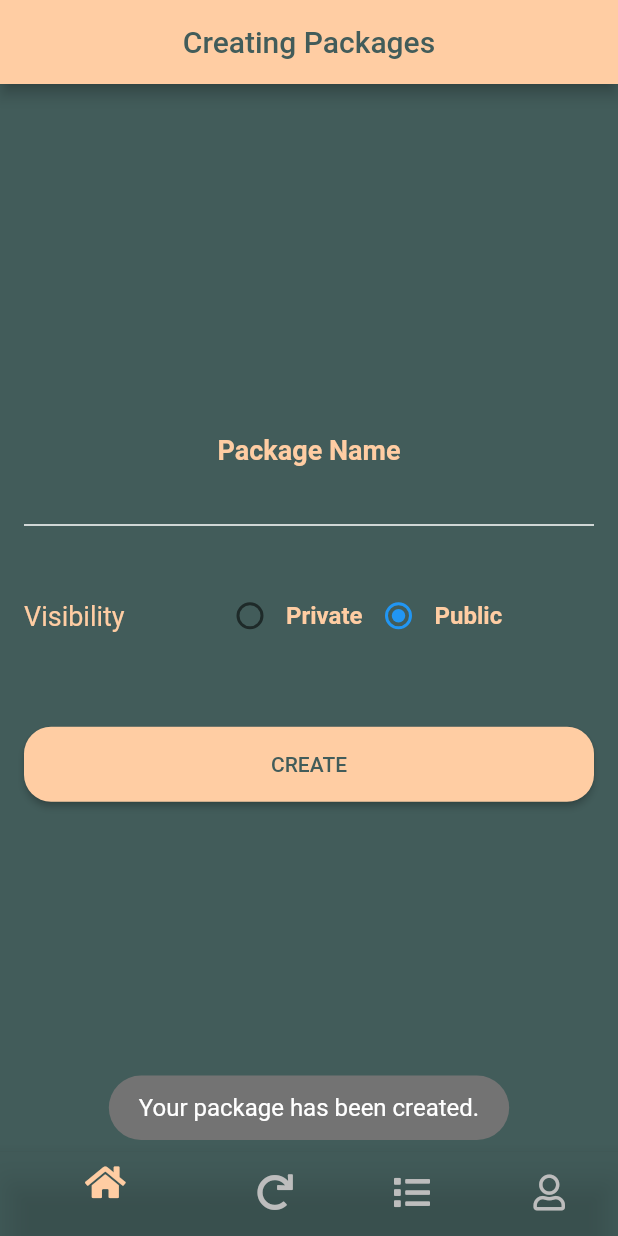
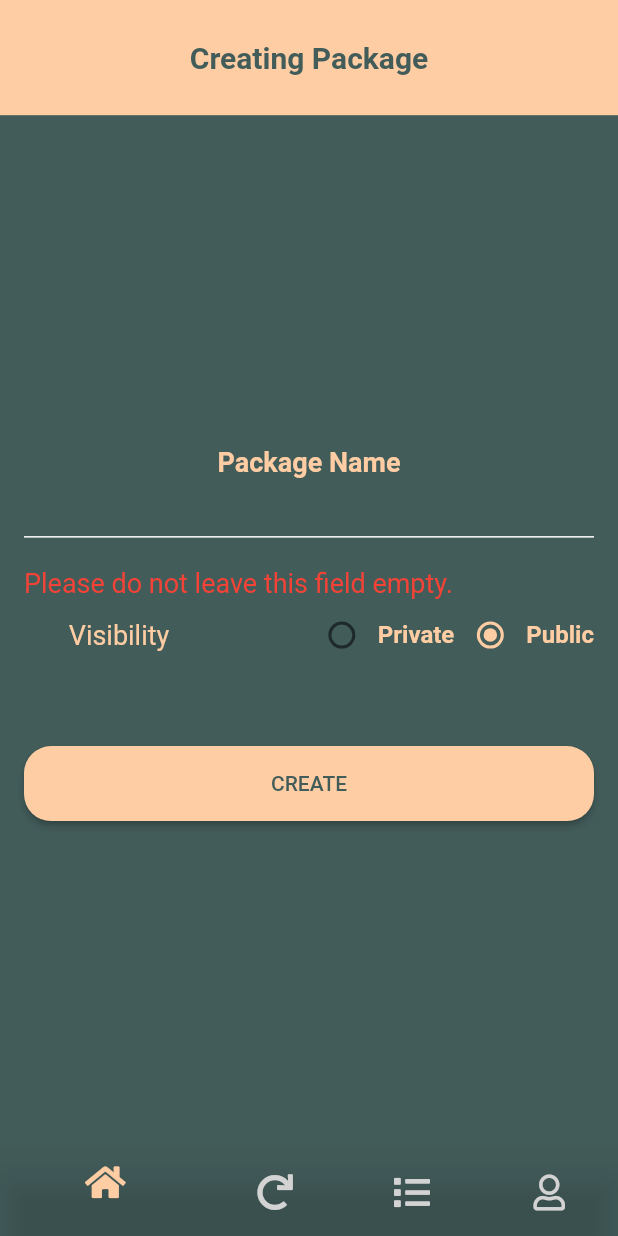
Before and after one commit to YasarKabacali/wordandmemory, a Flutter app: the BottomNavigationPage screen opened directly, after a tap on "CREATE", on a phone screen of 412 x 824 dp. Run offline on Flutter 3.47's test engine with Material 2 defaults, Android fonts, the phone set to English and light mode, and no system bars; our stand-ins replace fluttertoast, font_awesome_flutter, percent_indicator, rflutter_alert.

Commit message:
Add Package ve Main Page(bottom navigation page) tamamlandi

```diff
--- /dev/null
+++ b/lib/components/customAppBar.dart
@@ -0,0 +1,19 @@
+import 'package:flutter/material.dart';
+import 'package:word_and_memory/utils/constants.dart';
+
+class CustomAppBar extends StatelessWidget {
+  final String title;
+  CustomAppBar({this.title});
+  @override
+  Widget build(BuildContext context) {
+    return Container(
+      color: kPrimaryColor,
+      child: Center(
+        child: Text(
+          title,
+          style: kAppBarTextStyle,
+        ),
+      ),
+    );
+  }
+}
--- a/lib/components/listCard.dart
+++ b/lib/components/listCard.dart
@@ -3,9 +3,7 @@ import 'package:word_and_memory/utils/constants.dart';
 import 'package:word_and_memory/models/word.dart';
 import 'package:percent_indicator/circular_percent_indicator.dart';
 
-//navigation bar her sayfada olsun.
-//arama butonu
-//filtrele butonu navbarın sağına,
+
 class ListCard extends StatefulWidget {
   final Word word;
 
--- a/lib/main.dart
+++ b/lib/main.dart
@@ -1,5 +1,5 @@
 import 'package:flutter/material.dart';
-import 'package:word_and_memory/screens/main_navigation_bottom_page.dart';
+import 'package:word_and_memory/screens/login_page.dart';
 import 'package:word_and_memory/utils/constants.dart';
 
 void main() => runApp(MyApp());
@@ -14,7 +14,7 @@ class MyApp extends StatelessWidget {
         primaryColor: kPrimaryColor,
         scaffoldBackgroundColor: kScaffoldBackgroundColor,
       ),
-      home: BottomNavigationPage(),
+      home: LoginPage(),
     );
   }
 }
--- a/lib/screens/add_quiz_package_page.dart
+++ b/lib/screens/add_quiz_package_page.dart
@@ -1,8 +1,8 @@
 import 'package:flutter/material.dart';
 import 'package:fluttertoast/fluttertoast.dart';
 import 'package:word_and_memory/components/LrButton.dart';
+import 'package:word_and_memory/components/customAppBar.dart';
 import 'package:word_and_memory/components/customTextField.dart';
-import 'package:word_and_memory/screens/list_package_page.dart';
 import 'package:word_and_memory/utils/constants.dart';
 
 enum Privacy { private, public }
@@ -14,27 +14,39 @@ class QuizPackagePage extends StatefulWidget {
 
 class _QuizPackagePageState extends State<QuizPackagePage> {
   Privacy privacy = Privacy.public;
+  String emptyMessage = "";
+  final myController = TextEditingController();
+  @override
+  void initState() {
+    super.initState();
+    myController.addListener(resetEmptyMessage);
+  }
 
-  final myController = TextEditingController();
   @override
   void dispose() {
     myController.dispose();
     super.dispose();
   }
 
-  String emptyMessage = "";
-  //TODO bos mesaj girilmemesi icin kontrol yap kankam
+  void resetEmptyMessage() {
+    setState(() {
+      emptyMessage = "";
+    });
+  }
+
   @override
   Widget build(BuildContext context) {
-    return Scaffold(
-      appBar: AppBar(
-        centerTitle: true,
-        title: Text(
-          "Creating Packages",
-          style: TextStyle(color: kScaffoldBackgroundColor),
+    return Column(
+      crossAxisAlignment: CrossAxisAlignment.stretch,
+      children: <Widget>[
+        Expanded(
+          flex: 1,
+          child: CustomAppBar(
+            title: "Creating Package",
           ),
         ),
-      body: SafeArea(
+        Expanded(
+          flex: 9,
           child: Padding(
             padding: const EdgeInsets.symmetric(horizontal: 16.0),
             child: Column(
@@ -52,7 +64,7 @@ class _QuizPackagePageState extends State<QuizPackagePage> {
                 ),
                 kSizedBoxTwenty,
                 Text(emptyMessage,
-                  style: TextStyle(fontSize: 14.0, color: Colors.red)),
+                    style: TextStyle(fontSize: 18.0, color: Colors.red)),
                 Row(
                   children: <Widget>[
                     Expanded(
@@ -60,40 +72,24 @@ class _QuizPackagePageState extends State<QuizPackagePage> {
                       child: Text(
                         "Visibility",
                         style: kPackagePageVisibilityTextStyle,
+                        textAlign: TextAlign.center,
                       ),
                     ),
                     Expanded(
                       flex: 2,
                       child: Row(
+                        mainAxisAlignment: MainAxisAlignment.end,
                         children: <Widget>[
-                        Radio(
-                          focusColor: kPrimaryColor,
-                          value: Privacy.private,
-                          groupValue: privacy,
-                          onChanged: (Privacy value) {
+                          buildRadio(privacy, (Privacy value) {
                             setState(() {
                               privacy = value;
                             });
-                          },
-                        ),
-                        Text(
-                          "Private",
-                          style: kPackagePageRadioTextStyle,
-                        ),
-                        Radio(
-                          focusColor: kPrimaryColor,
-                          value: Privacy.public,
-                          groupValue: privacy,
-                          onChanged: (Privacy value) {
+                          }, "Private", Privacy.private),
+                          buildRadio(privacy, (Privacy value) {
                             setState(() {
                               privacy = value;
                             });
-                          },
-                        ),
-                        Text(
-                          "Public",
-                          style: kPackagePageRadioTextStyle,
-                        ),
+                          }, "Public", Privacy.public),
                         ],
                       ),
                     ),
@@ -103,6 +99,16 @@ class _QuizPackagePageState extends State<QuizPackagePage> {
                 LrButton(
                   buttonText: "CREATE",
                   onPress: () {
+                    if (myController.text == "") {
+                      setState(() {
+                        emptyMessage = "Please do not leave this field empty.";
+                      });
+                    } else {
+                      print(myController.text);
+                      setState(() {
+                        emptyMessage = "";
+                        myController.text = "";
+                      });
                       Fluttertoast.showToast(
                           msg: "Your package has been created.",
                           toastLength: Toast.LENGTH_LONG,
@@ -110,15 +116,32 @@ class _QuizPackagePageState extends State<QuizPackagePage> {
                           backgroundColor: Color(0xFF737373),
                           textColor: Colors.white,
                           fontSize: 16.0);
-                  setState(() {
-                    myController.text="";
-                  });
+                    }
                   },
                 ),
               ],
             ),
           ),
         ),
+      ],
+    );
+  }
+
+  Row buildRadio(
+      Privacy privacy, Function function, String radioName, Privacy type) {
+    return Row(
+      children: <Widget>[
+        Radio(
+          activeColor: kPrimaryColor,
+          value: type,
+          groupValue: privacy,
+          onChanged: function,
+        ),
+        Text(
+          radioName,
+          style: kPackagePageRadioTextStyle,
+        ),
+      ],
     );
   }
 }
--- a/lib/screens/main_navigation_bottom_page.dart
+++ b/lib/screens/main_navigation_bottom_page.dart
@@ -29,8 +29,10 @@ class _BottomNavigationPageState extends State<BottomNavigationPage> {
   @override
   Widget build(BuildContext context) {
     return Scaffold(
-      body: Center(
-        child: _widgetOptions.elementAt(_selectedIndex),
+      body: SafeArea(
+              child: Center(
+          child: _widgetOptions.elementAt(_selectedIndex),
+        ),
       ),
       bottomNavigationBar: Theme(
         data: Theme.of(context).copyWith(
@@ -38,7 +40,7 @@ class _BottomNavigationPageState extends State<BottomNavigationPage> {
         ),
         child: BottomNavigationBar(
           elevation: 8.0,
-          unselectedIconTheme: IconThemeData(color: Colors.grey[400]),
+          unselectedIconTheme: IconThemeData(color: Color(0xFFD3D3D3)),
           selectedIconTheme: IconThemeData(color: kPrimaryColor),
           items: const <BottomNavigationBarItem>[
             BottomNavigationBarItem(
--- a/lib/utils/constants.dart
+++ b/lib/utils/constants.dart
@@ -41,6 +41,10 @@ const kPackageListTextStyle = TextStyle(
     fontSize: 18.0, fontWeight: FontWeight.bold, color: Color(0xFFFFCDA3));
     const kProfileCardTextStyle = TextStyle(
     fontSize: 18.0,  color: Color(0xFFD3D3D3));
+    const kAppBarTextStyle =TextStyle(
+                color: Color(0xFF425C5A),
+                fontSize: 20.0,
+                fontWeight: FontWeight.bold);
 //BorderSides
 const kCustomTextFieldBorderSide = BorderSide(color: Colors.white);
 const kAlertTextFieldBorderSide = BorderSide(color: kPrimaryColor);
@@ -62,3 +66,4 @@ const kReusableCardColor = Color(0xFF425C5A);
 const kScaffoldBackgroundColor = Color(0xFF425C5A);
 const kPrimaryColor = Color(0xFFFFCDA3);
 const kProfilePageCardColor=Color(0xD9425C5A);
+const kPackageListCardColor=Color(0xD9425C5A);
```
Also changed, not shown: lib/screens/list_package_page.dart (+48 -36 lines), lib/screens/login_page.dart (+4 -3 lines), lib/screens/package_detail_page.dart (+86 -22 lines), lib/screens/user_profile_page.dart (+14 -21 lines), lib/screens/word_and_sen_list_page.dart (+4 -3 lines), flutter_01.png (added). Lines whose indentation alone changed are shown as unchanged.
